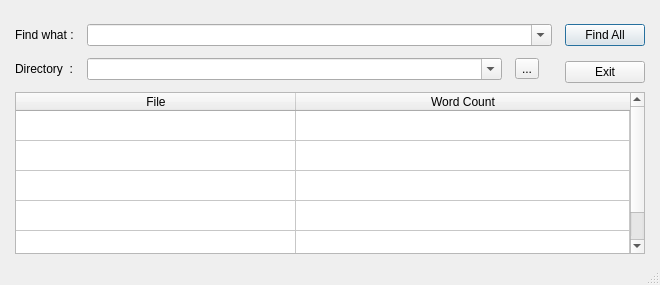
This is mainwindow.ui in FaresSalem/Find-in-Files as Qt 5 draws it before an edit. The edited form follows.
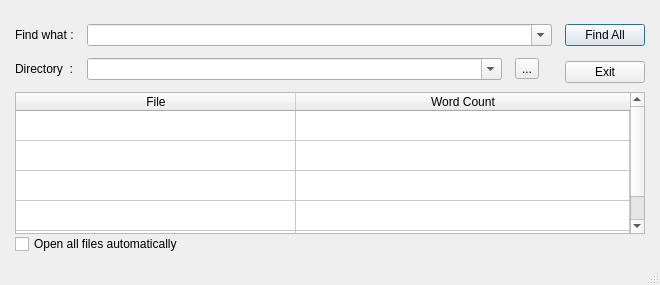
This is the edited form.

Commit message: add auto open files support

```diff
--- a/mainwindow.ui
+++ b/mainwindow.ui
@@ -32,6 +32,109 @@
       <property name="spacing">
        <number>0</number>
       </property>
+      <item row="4" column="0" colspan="2">
+       <widget class="QTableWidget" name="tableWidget">
+        <property name="rowCount">
+         <number>5</number>
+        </property>
+        <property name="columnCount">
+         <number>2</number>
+        </property>
+        <attribute name="horizontalHeaderCascadingSectionResizes">
+         <bool>false</bool>
+        </attribute>
+        <attribute name="horizontalHeaderDefaultSectionSize">
+         <number>280</number>
+        </attribute>
+        <attribute name="horizontalHeaderShowSortIndicator" stdset="0">
+         <bool>true</bool>
+        </attribute>
+        <attribute name="horizontalHeaderStretchLastSection">
+         <bool>true</bool>
+        </attribute>
+        <attribute name="verticalHeaderVisible">
+         <bool>false</bool>
+        </attribute>
+        <attribute name="verticalHeaderCascadingSectionResizes">
+         <bool>true</bool>
+        </attribute>
+        <attribute name="verticalHeaderMinimumSectionSize">
+         <number>30</number>
+        </attribute>
+        <attribute name="verticalHeaderDefaultSectionSize">
+         <number>30</number>
+        </attribute>
+        <attribute name="verticalHeaderShowSortIndicator" stdset="0">
+         <bool>true</bool>
+        </attribute>
+        <attribute name="verticalHeaderStretchLastSection">
+         <bool>false</bool>
+        </attribute>
+        <row/>
+        <row/>
+        <row/>
+        <row/>
+        <row/>
+        <column>
+         <property name="text">
+          <string>File</string>
+         </property>
+        </column>
+        <column>
+         <property name="text">
+          <string>Word Count</string>
+         </property>
+        </column>
+        <item row="0" column="0">
+         <property name="text">
+          <string/>
+         </property>
+         <property name="flags">
+          <set>ItemIsSelectable|ItemIsDragEnabled|ItemIsDropEnabled|ItemIsUserCheckable|ItemIsEnabled</set>
+         </property>
+        </item>
+        <item row="0" column="1">
+         <property name="text">
+          <string/>
+         </property>
+         <property name="flags">
+          <set>ItemIsSelectable|ItemIsDragEnabled|ItemIsDropEnabled|ItemIsUserCheckable|ItemIsEnabled</set>
+         </property>
+        </item>
+        <item row="1" column="0">
+         <property name="text">
+          <string/>
+         </property>
+         <property name="flags">
+          <set>ItemIsSelectable|ItemIsDragEnabled|ItemIsDropEnabled|ItemIsUserCheckable|ItemIsEnabled</set>
+         </property>
+        </item>
+        <item row="1" column="1">
+         <property name="text">
+          <string/>
+         </property>
+         <property name="flags">
+          <set>ItemIsSelectable|ItemIsDragEnabled|ItemIsDropEnabled|ItemIsUserCheckable|ItemIsEnabled</set>
+         </property>
+        </item>
+        <item row="2" column="0">
+         <property name="text">
+          <string/>
+         </property>
+         <property name="flags">
+          <set>ItemIsSelectable|ItemIsDragEnabled|ItemIsDropEnabled|ItemIsUserCheckable|ItemIsEnabled</set>
+         </property>
+        </item>
+        <item row="2" column="1">
+         <property name="text">
+          <string/>
+         </property>
+         <property name="flags">
+          <set>ItemIsSelectable|ItemIsDragEnabled|ItemIsDropEnabled|ItemIsUserCheckable|ItemIsEnabled</set>
+         </property>
+        </item>
+       </widget>
+      </item>
       <item row="2" column="0">
        <layout class="QVBoxLayout" name="verticalLayout_1" stretch="0">
         <property name="leftMargin">
@@ -174,107 +277,11 @@
         </item>
        </layout>
       </item>
-      <item row="3" column="0" colspan="2">
-       <widget class="QTableWidget" name="tableWidget">
-        <property name="rowCount">
-         <number>5</number>
+      <item row="5" column="0">
+       <widget class="QCheckBox" name="AutoOpen">
+        <property name="text">
+         <string>Open all files automatically</string>
         </property>
-        <property name="columnCount">
-         <number>2</number>
-        </property>
-        <attribute name="horizontalHeaderCascadingSectionResizes">
-         <bool>false</bool>
-        </attribute>
-        <attribute name="horizontalHeaderDefaultSectionSize">
-         <number>280</number>
-        </attribute>
-        <attribute name="horizontalHeaderShowSortIndicator" stdset="0">
-         <bool>true</bool>
-        </attribute>
-        <attribute name="horizontalHeaderStretchLastSection">
-         <bool>true</bool>
-        </attribute>
-        <attribute name="verticalHeaderVisible">
-         <bool>false</bool>
-        </attribute>
-        <attribute name="verticalHeaderCascadingSectionResizes">
-         <bool>true</bool>
-        </attribute>
-        <attribute name="verticalHeaderMinimumSectionSize">
-         <number>30</number>
-        </attribute>
-        <attribute name="verticalHeaderDefaultSectionSize">
-         <number>30</number>
-        </attribute>
-        <attribute name="verticalHeaderShowSortIndicator" stdset="0">
-         <bool>true</bool>
-        </attribute>
-        <attribute name="verticalHeaderStretchLastSection">
-         <bool>false</bool>
-        </attribute>
-        <row/>
-        <row/>
-        <row/>
-        <row/>
-        <row/>
-        <column>
-         <property name="text">
-          <string>File</string>
-         </property>
-        </column>
-        <column>
-         <property name="text">
-          <string>Word Count</string>
-         </property>
-        </column>
-        <item row="0" column="0">
-         <property name="text">
-          <string/>
-         </property>
-         <property name="flags">
-          <set>ItemIsSelectable|ItemIsDragEnabled|ItemIsDropEnabled|ItemIsUserCheckable|ItemIsEnabled</set>
-         </property>
-        </item>
-        <item row="0" column="1">
-         <property name="text">
-          <string/>
-         </property>
-         <property name="flags">
-          <set>ItemIsSelectable|ItemIsDragEnabled|ItemIsDropEnabled|ItemIsUserCheckable|ItemIsEnabled</set>
-         </property>
-        </item>
-        <item row="1" column="0">
-         <property name="text">
-          <string/>
-         </property>
-         <property name="flags">
-          <set>ItemIsSelectable|ItemIsDragEnabled|ItemIsDropEnabled|ItemIsUserCheckable|ItemIsEnabled</set>
-         </property>
-        </item>
-        <item row="1" column="1">
-         <property name="text">
-          <string/>
-         </property>
-         <property name="flags">
-          <set>ItemIsSelectable|ItemIsDragEnabled|ItemIsDropEnabled|ItemIsUserCheckable|ItemIsEnabled</set>
-         </property>
-        </item>
-        <item row="2" column="0">
-         <property name="text">
-          <string/>
-         </property>
-         <property name="flags">
-          <set>ItemIsSelectable|ItemIsDragEnabled|ItemIsDropEnabled|ItemIsUserCheckable|ItemIsEnabled</set>
-         </property>
-        </item>
-        <item row="2" column="1">
-         <property name="text">
-          <string/>
-         </property>
-         <property name="flags">
-          <set>ItemIsSelectable|ItemIsDragEnabled|ItemIsDropEnabled|ItemIsUserCheckable|ItemIsEnabled</set>
-         </property>
-        </item>
        </widget>
       </item>
      </layout>
```
The commit also changes 1 other file.
